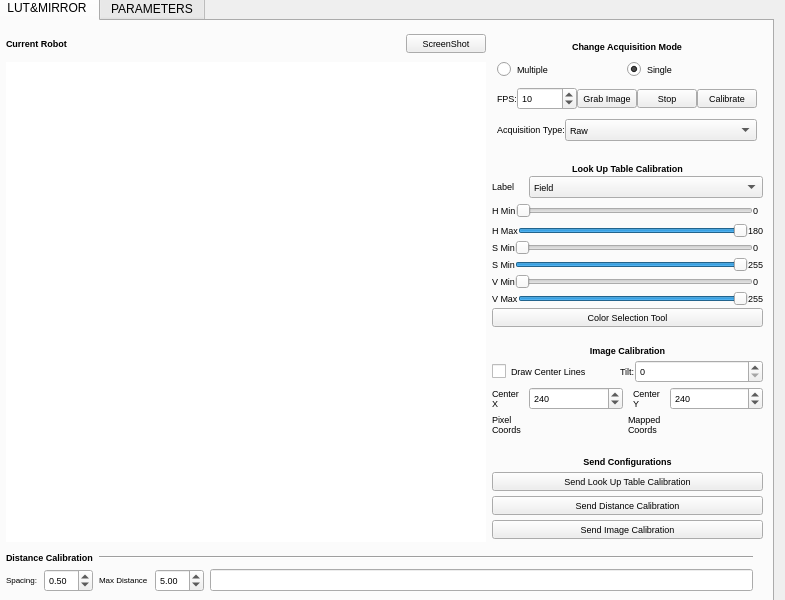
The window that vision_calib/src/vision_calib.ui (minhoteam-msl/minho_team_tools) describes before a commit, drawn with Qt 5.
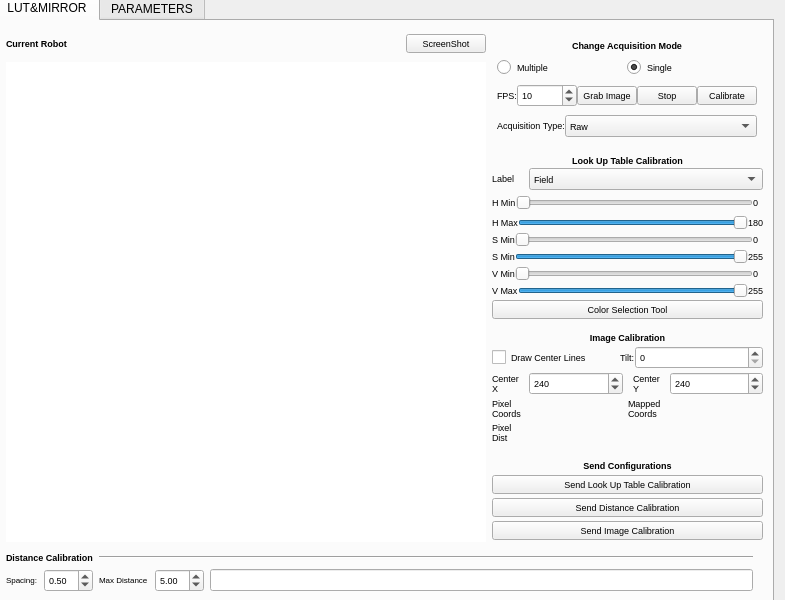
The same window after the commit. The open tabs and pages were chosen to show the change.

Commit message: Added mouse-to-center pixel distance

The edit to the form file:
```diff
--- a/vision_calib/src/vision_calib.ui
+++ b/vision_calib/src/vision_calib.ui
@@ -1199,6 +1199,53 @@
           </item>
          </layout>
         </item>
+        <item row="4" column="0">
+         <layout class="QHBoxLayout" name="horizontalLayout">
+          <item>
+           <widget class="QLabel" name="label_34">
+            <property name="sizePolicy">
+             <sizepolicy hsizetype="Minimum" vsizetype="Fixed">
+              <horstretch>0</horstretch>
+              <verstretch>0</verstretch>
+             </sizepolicy>
+            </property>
+            <property name="font">
+             <font>
+              <pointsize>7</pointsize>
+              <weight>50</weight>
+              <bold>false</bold>
+             </font>
+            </property>
+            <property name="text">
+             <string>&lt;html&gt;&lt;head/&gt;&lt;body&gt;&lt;p&gt;Pixel&lt;br&gt;Dist&lt;/p&gt;&lt;/body&gt;&lt;/html&gt;</string>
+            </property>
+           </widget>
+          </item>
+          <item>
+           <widget class="QLabel" name="lb_distpx">
+            <property name="sizePolicy">
+             <sizepolicy hsizetype="Minimum" vsizetype="Fixed">
+              <horstretch>0</horstretch>
+              <verstretch>0</verstretch>
+             </sizepolicy>
+            </property>
+            <property name="font">
+             <font>
+              <pointsize>7</pointsize>
+              <weight>50</weight>
+              <bold>false</bold>
+             </font>
+            </property>
+            <property name="text">
+             <string/>
+            </property>
+            <property name="alignment">
+             <set>Qt::AlignCenter</set>
+            </property>
+           </widget>
+          </item>
+         </layout>
+        </item>
        </layout>
       </item>
       <item row="3" column="1">
```
Left out of the diff: 4 changed lines with no effect on the pictures. The commit also changes 1 other file.
